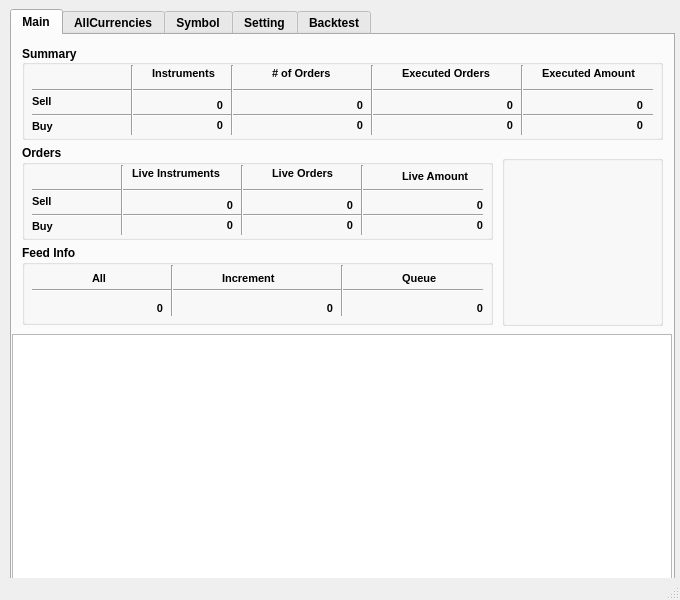
yusaito0626/OKExBackTest, file OKExBacktest_GUI/mainwindow.ui: the form before one commit.
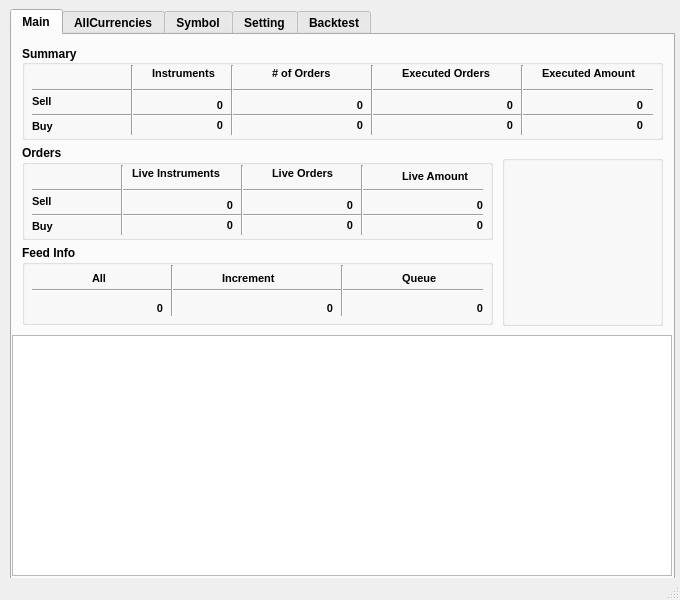
The form after the commit.

Commit message: Adjust GUI. Add Logging

```diff
--- a/OKExBacktest_GUI/mainwindow.ui
+++ b/OKExBacktest_GUI/mainwindow.ui
@@ -61,9 +61,9 @@
       <property name="geometry">
        <rect>
         <x>0</x>
-        <y>299</y>
+        <y>300</y>
         <width>660</width>
-        <height>281</height>
+        <height>241</height>
        </rect>
       </property>
       <property name="font">
```
The commit also changes 7 other files.
